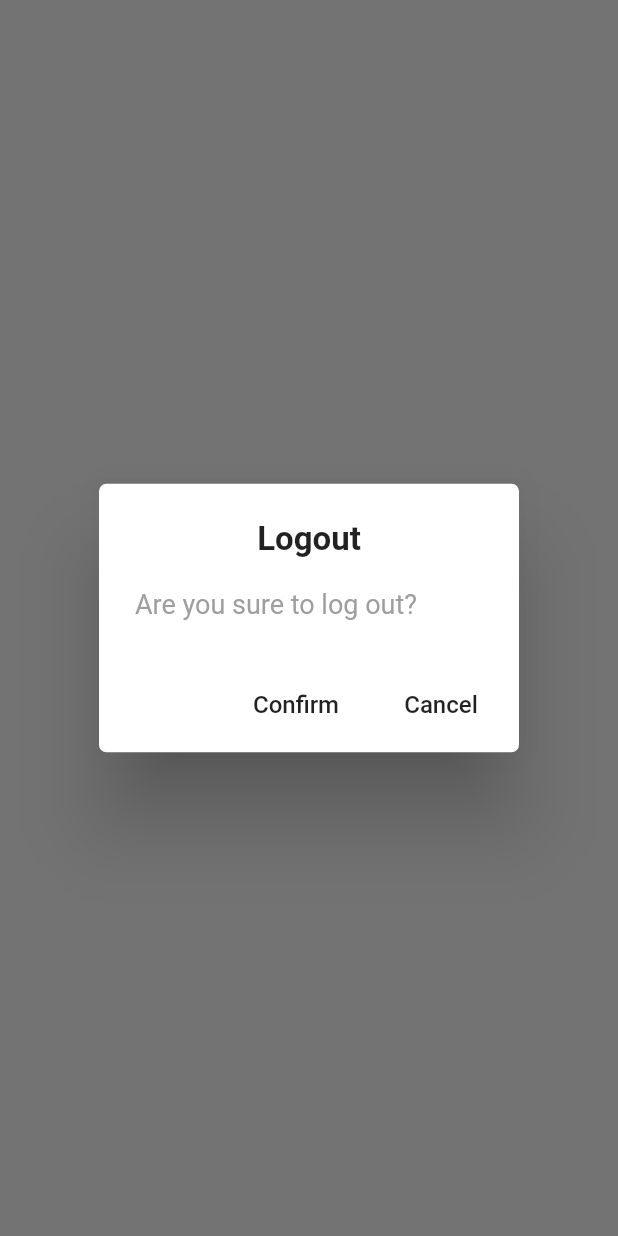
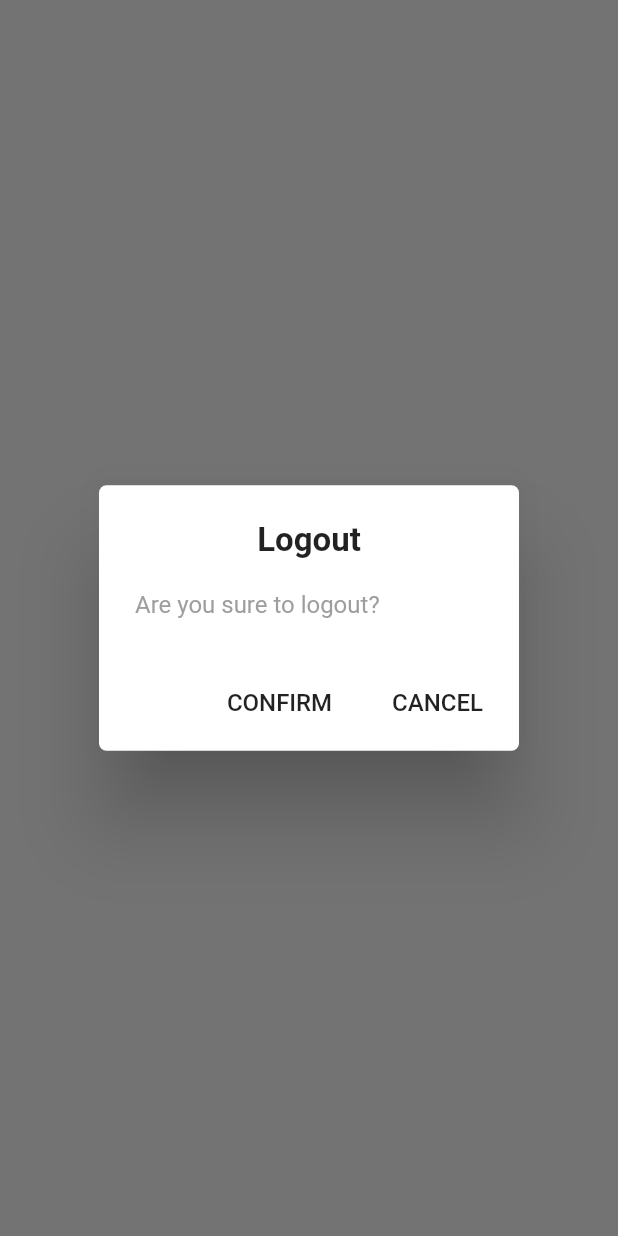
Before and after one commit to idisfkj/flutter_github, a Flutter app: what showLogoutDialog() shows on an empty page, opened directly, on a phone screen of 412 x 824 dp. Run offline on Flutter 3.47's test engine with Material 2 defaults, Android fonts, the phone set to English and light mode, and no system bars; our stand-ins replace dio, shared_preferences, toast; accounts and stored records are empty; network calls fail.

Commit message:
feat: 优化相关逻辑与ui布局

```diff
--- a/lib/common/dialog.dart
+++ b/lib/common/dialog.dart
@@ -21,13 +21,13 @@ showLogoutDialog(BuildContext context) {
           ),
         ),
         content: const Text(
-          'Are you sure to log out?',
-          style: TextStyle(fontSize: 18.0, color: Colors.grey),
+          'Are you sure to logout?',
+          style: TextStyle(fontSize: 16.0, color: Colors.grey),
         ),
         actions: <Widget>[
           FlatButton(
             child: const Text(
-              'Confirm',
+              'CONFIRM',
               style: TextStyle(fontSize: 16.0),
             ),
             onPressed: () {
@@ -38,7 +38,7 @@ showLogoutDialog(BuildContext context) {
           ),
           FlatButton(
             child: const Text(
-              'Cancel',
+              'CANCEL',
               style: TextStyle(fontSize: 16.0),
             ),
             onPressed: () {
```
Also changed, not shown: lib/ui/base_page.dart (+4 -4 lines), lib/ui/home/user/user.dart (+6 -6 lines), lib/ui/welcome/welcome.dart (+10 -1 lines).
